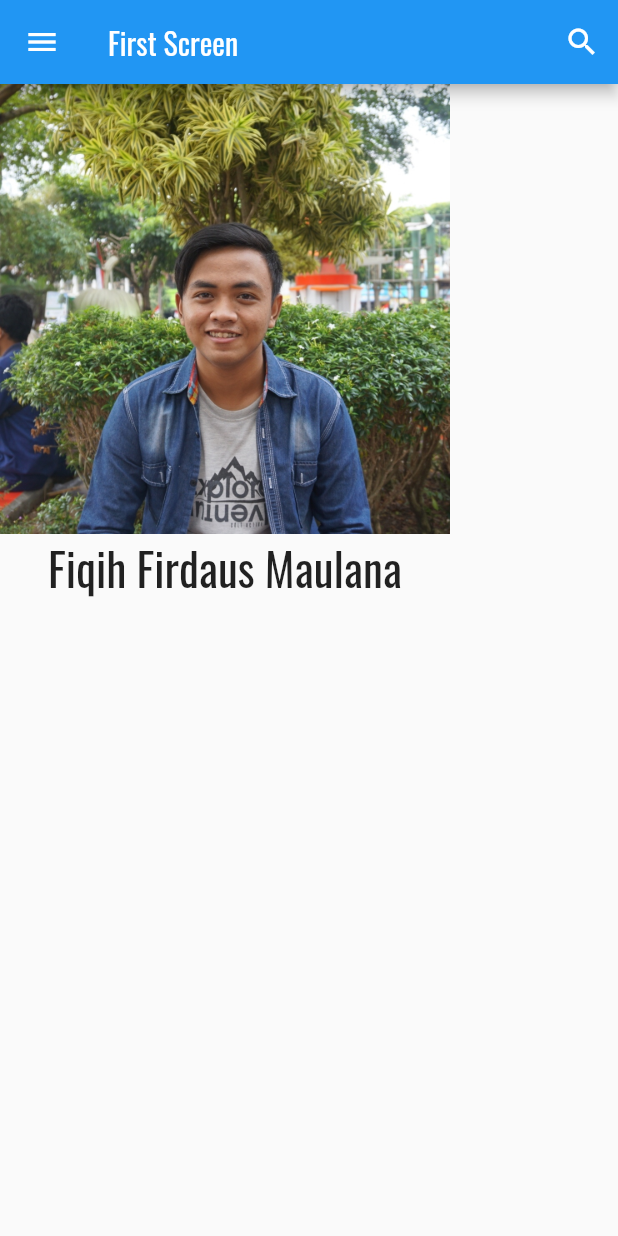
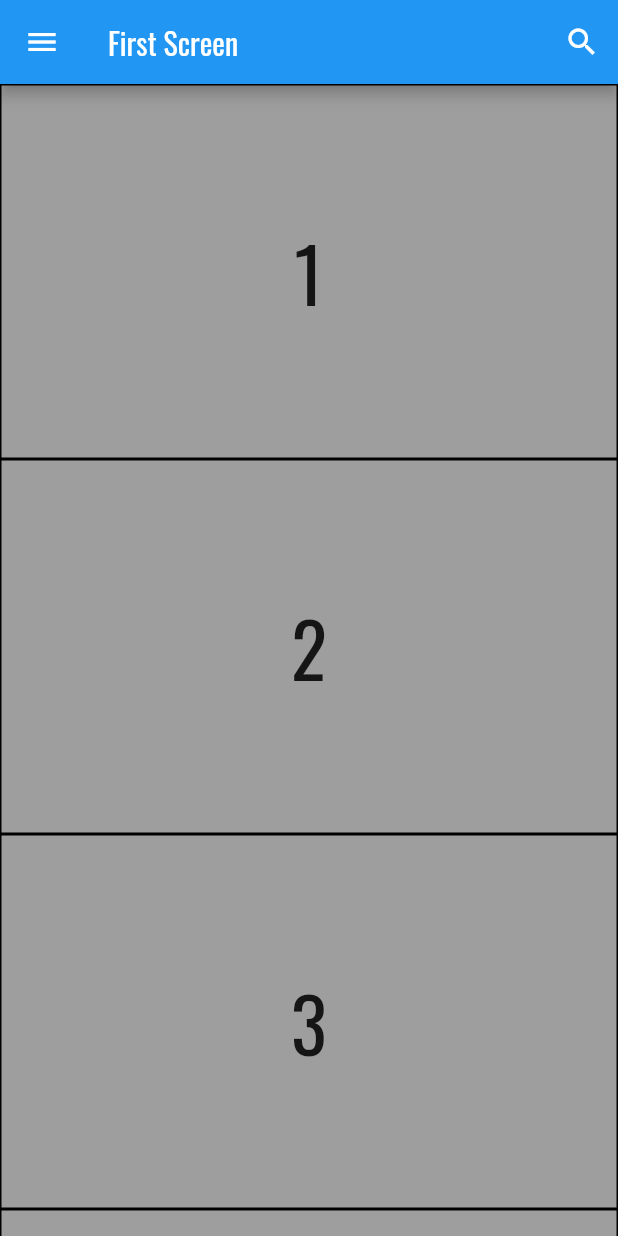
Before and after one commit to FiqSky/flutter-app, a Flutter app: the screen it shows after launch, on a phone screen of 412 x 824 dp. Run offline on Flutter 3.47's test engine with Material 2 defaults, Android fonts, the phone set to English and light mode, and no system bars.

```diff
--- a/lib/main.dart
+++ b/lib/main.dart
@@ -41,14 +41,60 @@ class FirstScreen extends StatelessWidget {
           )
         ],
       ),
-      body: Column(
-        children: <Widget>[
-          Image.asset(
-            'images/fiq.jpg',
-            width: 300,
-            height: 300,
+      body: ListView(
+        children: [
+          Container(
+            height: 250,
+            decoration: BoxDecoration(
+              color: Colors.grey,
+              border: Border.all(color: Colors.black)
+            ),
+            child: Center(
+              child: Text(
+                '1',
+                style: TextStyle(fontSize: 50),
+              ),
+            ),
           ),
-          Text('Fiqih Firdaus Maulana', style: TextStyle(fontFamily: 'Oswald', fontSize: 30,),)
+          Container(
+            height: 250,
+            decoration: BoxDecoration(
+                color: Colors.grey,
+                border: Border.all(color: Colors.black)
+            ),
+            child: Center(
+              child: Text(
+                '2',
+                style: TextStyle(fontSize: 50),
+              ),
+            ),
+          ),
+          Container(
+            height: 250,
+            decoration: BoxDecoration(
+                color: Colors.grey,
+                border: Border.all(color: Colors.black)
+            ),
+            child: Center(
+              child: Text(
+                '3',
+                style: TextStyle(fontSize: 50),
+              ),
+            ),
+          ),
+          Container(
+            height: 250,
+            decoration: BoxDecoration(
+                color: Colors.grey,
+                border: Border.all(color: Colors.black)
+            ),
+            child: Center(
+              child: Text(
+                '4',
+                style: TextStyle(fontSize: 50),
+              ),
+            ),
+          )
         ],
       )
     );
```
